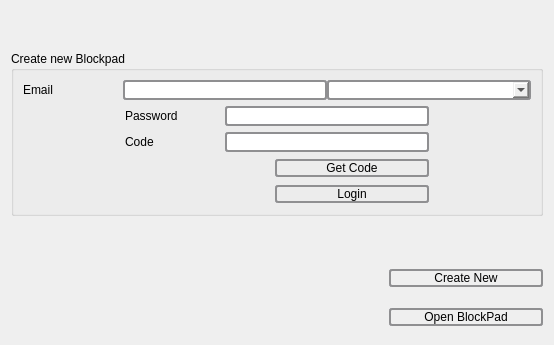
Old version of the form register.ui in the repository Bloc10FinTech/blockpad.
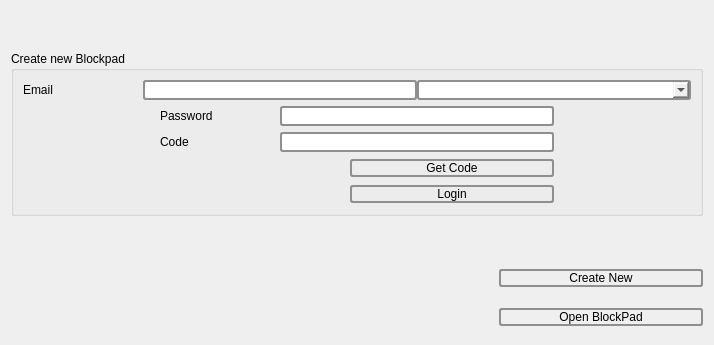
New version of the form.

Commit message:
fix unvisible register widget
+fix unvisible register widget
+activate license widget begin
+ open url in Web Browser widget

```diff
--- a/register.ui
+++ b/register.ui
@@ -6,7 +6,7 @@
    <rect>
     <x>0</x>
     <y>0</y>
-    <width>486</width>
+    <width>686</width>
     <height>345</height>
    </rect>
   </property>
@@ -25,7 +25,7 @@
     border-radius: 3px;
     background-color: qlineargradient(x1: 0, y1: 0, x2: 0, y2: 1,
                                       stop: 0 #f6f7fa, stop: 1 #dadbde);
-	min-width: 150px;
+	min-width: 200px;
 }
 
 QPushButton:pressed {
@@ -41,23 +41,35 @@
     border-color: navy; /* make the default button prominent */
 }
 
-QLineEdit {
+QLineEdit{
     border: 2px solid #8f8f91;
     border-radius: 3px;
-	min-width:200px;
-	max-width:200px;
+	min-width:270px;
+	max-width:270px;
 }
 
-QComboBox {
+QComboBox{
     border: 2px solid #8f8f91;
     border-radius: 3px;
-	min-width:200px;
-	max-width:200px;
-}</string>
+	min-width:270px;
+	max-width:270px;
+}
+
+QComboBox[nullProp=true]{
+	min-width:0px;
+	max-width:0px;
+}
+</string>
   </property>
   <layout class="QVBoxLayout" name="verticalLayout_2">
    <item>
     <widget class="QLabel" name="labelHello">
+     <property name="maximumSize">
+      <size>
+       <width>16777215</width>
+       <height>16777215</height>
+      </size>
+     </property>
      <property name="font">
       <font>
        <italic>true</italic>
@@ -83,6 +95,9 @@
          <property name="spacing">
           <number>0</number>
          </property>
+         <property name="sizeConstraint">
+          <enum>QLayout::SetNoConstraint</enum>
+         </property>
          <property name="leftMargin">
           <number>0</number>
          </property>
@@ -111,20 +126,20 @@
          <item>
           <widget class="QLabel" name="labelEmail">
            <property name="sizePolicy">
-            <sizepolicy hsizetype="Fixed" vsizetype="Preferred">
+            <sizepolicy hsizetype="Preferred" vsizetype="Preferred">
              <horstretch>0</horstretch>
              <verstretch>0</verstretch>
             </sizepolicy>
            </property>
            <property name="minimumSize">
             <size>
-             <width>100</width>
+             <width>120</width>
              <height>0</height>
             </size>
            </property>
            <property name="maximumSize">
             <size>
-             <width>100</width>
+             <width>16777215</width>
              <height>16777215</height>
             </size>
            </property>
@@ -134,10 +149,36 @@
           </widget>
          </item>
          <item>
-          <widget class="QLineEdit" name="lineEditEmail"/>
+          <widget class="QLineEdit" name="lineEditEmail">
+           <property name="enabled">
+            <bool>true</bool>
+           </property>
+           <property name="sizePolicy">
+            <sizepolicy hsizetype="Expanding" vsizetype="Preferred">
+             <horstretch>0</horstretch>
+             <verstretch>0</verstretch>
+            </sizepolicy>
+           </property>
+          </widget>
          </item>
          <item>
-          <widget class="QComboBox" name="comboBoxEmail"/>
+          <widget class="QComboBox" name="comboBoxEmail">
+           <property name="sizePolicy">
+            <sizepolicy hsizetype="Expanding" vsizetype="Preferred">
+             <horstretch>0</horstretch>
+             <verstretch>0</verstretch>
+            </sizepolicy>
+           </property>
+           <property name="maximumSize">
+            <size>
+             <width>4</width>
+             <height>16777215</height>
+            </size>
+           </property>
+           <property name="nullProp" stdset="0">
+            <bool>true</bool>
+           </property>
+          </widget>
          </item>
          <item>
           <spacer name="horizontalSpacer_4">
@@ -180,7 +221,7 @@
            </property>
            <property name="sizeHint" stdset="0">
             <size>
-             <width>40</width>
+             <width>0</width>
              <height>20</height>
             </size>
            </property>
@@ -189,20 +230,20 @@
          <item>
           <widget class="QLabel" name="labelPassword">
            <property name="sizePolicy">
-            <sizepolicy hsizetype="Fixed" vsizetype="Preferred">
+            <sizepolicy hsizetype="Preferred" vsizetype="Preferred">
              <horstretch>0</horstretch>
              <verstretch>0</verstretch>
             </sizepolicy>
            </property>
            <property name="minimumSize">
             <size>
-             <width>100</width>
+             <width>120</width>
              <height>0</height>
             </size>
            </property>
            <property name="maximumSize">
             <size>
-             <width>100</width>
+             <width>16777215</width>
              <height>16777215</height>
             </size>
            </property>
@@ -212,7 +253,14 @@
           </widget>
          </item>
          <item>
-          <widget class="QLineEdit" name="lineEditPassword"/>
+          <widget class="QLineEdit" name="lineEditPassword">
+           <property name="sizePolicy">
+            <sizepolicy hsizetype="Expanding" vsizetype="Preferred">
+             <horstretch>0</horstretch>
+             <verstretch>0</verstretch>
+            </sizepolicy>
+           </property>
+          </widget>
          </item>
          <item>
           <spacer name="horizontalSpacer_6">
@@ -221,7 +269,7 @@
            </property>
            <property name="sizeHint" stdset="0">
             <size>
-             <width>40</width>
+             <width>0</width>
              <height>20</height>
             </size>
            </property>
@@ -255,7 +303,7 @@
            </property>
            <property name="sizeHint" stdset="0">
             <size>
-             <width>40</width>
+             <width>0</width>
              <height>20</height>
             </size>
            </property>
@@ -264,20 +312,20 @@
          <item>
           <widget class="QLabel" name="labelCode">
            <property name="sizePolicy">
-            <sizepolicy hsizetype="Fixed" vsizetype="Preferred">
+            <sizepolicy hsizetype="Preferred" vsizetype="Preferred">
              <horstretch>0</horstretch>
              <verstretch>0</verstretch>
             </sizepolicy>
            </property>
            <property name="minimumSize">
             <size>
-             <width>100</width>
+             <width>120</width>
              <height>0</height>
             </size>
            </property>
            <property name="maximumSize">
             <size>
-             <width>100</width>
+             <width>16777215</width>
              <height>16777215</height>
             </size>
            </property>
@@ -287,7 +335,14 @@
           </widget>
          </item>
          <item>
-          <widget class="QLineEdit" name="lineEditCode"/>
+          <widget class="QLineEdit" name="lineEditCode">
+           <property name="sizePolicy">
+            <sizepolicy hsizetype="Expanding" vsizetype="Preferred">
+             <horstretch>0</horstretch>
+             <verstretch>0</verstretch>
+            </sizepolicy>
+           </property>
+          </widget>
          </item>
          <item>
           <spacer name="horizontalSpacer_10">
@@ -296,7 +351,7 @@
            </property>
            <property name="sizeHint" stdset="0">
             <size>
-             <width>40</width>
+             <width>0</width>
              <height>20</height>
             </size>
            </property>
@@ -330,7 +385,7 @@
            </property>
            <property name="sizeHint" stdset="0">
             <size>
-             <width>40</width>
+             <width>0</width>
              <height>20</height>
             </size>
            </property>
@@ -340,13 +395,13 @@
           <widget class="QLabel" name="labelFalshGetCode">
            <property name="minimumSize">
             <size>
-             <width>150</width>
+             <width>190</width>
              <height>0</height>
             </size>
            </property>
            <property name="maximumSize">
             <size>
-             <width>150</width>
+             <width>190</width>
              <height>16777215</height>
             </size>
            </property>
@@ -365,7 +420,7 @@
            </property>
            <property name="minimumSize">
             <size>
-             <width>154</width>
+             <width>204</width>
              <height>0</height>
             </size>
            </property>
@@ -381,7 +436,7 @@
            </property>
            <property name="sizeHint" stdset="0">
             <size>
-             <width>40</width>
+             <width>0</width>
              <height>20</height>
             </size>
            </property>
@@ -415,7 +470,7 @@
            </property>
            <property name="sizeHint" stdset="0">
             <size>
-             <width>40</width>
+             <width>0</width>
              <height>20</height>
             </size>
            </property>
@@ -425,13 +480,13 @@
           <widget class="QLabel" name="labelFalsh">
            <property name="minimumSize">
             <size>
-             <width>150</width>
+             <width>190</width>
              <height>0</height>
             </size>
            </property>
            <property name="maximumSize">
             <size>
-             <width>150</width>
+             <width>190</width>
              <height>16777215</height>
             </size>
            </property>
@@ -450,7 +505,7 @@
            </property>
            <property name="minimumSize">
             <size>
-             <width>154</width>
+             <width>204</width>
              <height>0</height>
             </size>
            </property>
@@ -466,7 +521,7 @@
            </property>
            <property name="sizeHint" stdset="0">
             <size>
-             <width>40</width>
+             <width>0</width>
              <height>20</height>
             </size>
            </property>
```
The commit also changes 24 other files.
